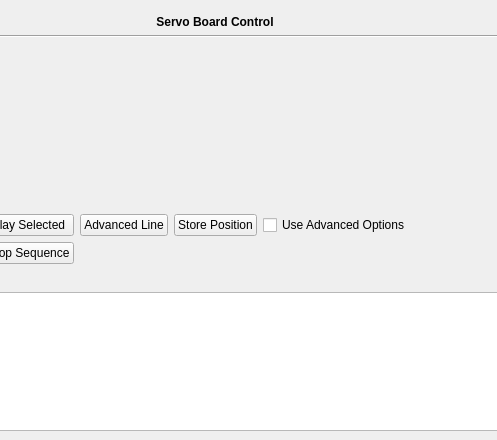
This is src/servoboard/servoboard_main.ui in jgen/ServoControl as Qt 5 draws it before an edit; both pictures show x 229 to 726 and y 0 to 440 of the 888 by 440 pixel window. The edited form follows.
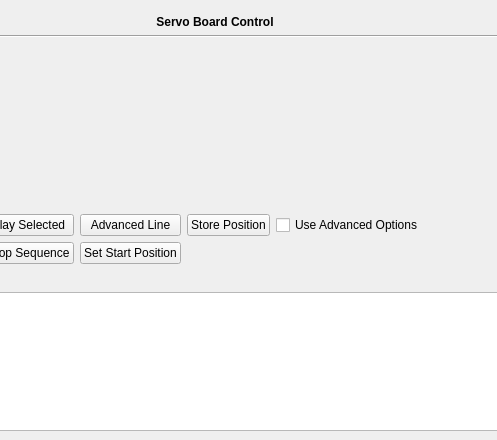
This is the edited form. Icons and pictures are not drawn.

Commit message: Finshed untested burning starting position to chip

```diff
--- a/src/servoboard/servoboard_main.ui
+++ b/src/servoboard/servoboard_main.ui
@@ -229,6 +229,13 @@
        </property>
       </spacer>
      </item>
+     <item row="4" column="3">
+      <widget class="QPushButton" name="btnSetStartPosition">
+       <property name="text">
+        <string>Set Start Position</string>
+       </property>
+      </widget>
+     </item>
     </layout>
    </item>
   </layout>
```
The commit also changes 5 other files.
